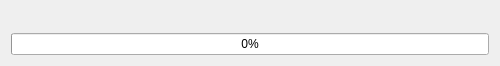
Before: the Qt Designer form src/resources/ui_progress_dialog.ui in ianthomas23/QACD-quack, drawn with Qt 5.
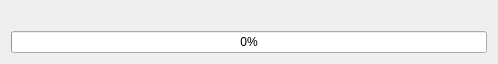
After: the same form once the commit is applied.

```diff
--- a/src/resources/ui_progress_dialog.ui
+++ b/src/resources/ui_progress_dialog.ui
@@ -9,22 +9,22 @@
    <rect>
     <x>0</x>
     <y>0</y>
-    <width>500</width>
-    <height>66</height>
+    <width>498</width>
+    <height>52</height>
    </rect>
   </property>
   <property name="windowTitle">
    <string>ProgressDialog</string>
   </property>
-  <layout class="QGridLayout" name="gridLayout">
-   <item row="0" column="0">
+  <layout class="QVBoxLayout" name="verticalLayout">
+   <item>
     <widget class="QLabel" name="label">
      <property name="text">
       <string/>
      </property>
     </widget>
    </item>
-   <item row="1" column="0">
+   <item>
     <widget class="QProgressBar" name="progress">
      <property name="value">
       <number>0</number>
```
